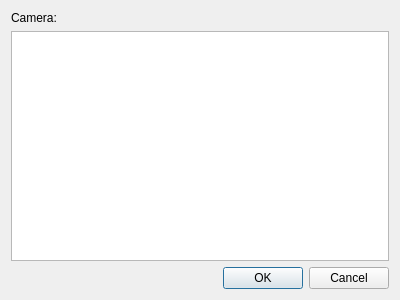
Above: client/src/ui/dialogs/camera_diagnostics_dialog.ui from networkoptix/nx_open before the change. Below: the same form after it.
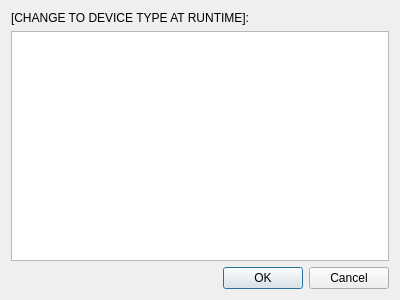
That is the form after the change.

Commit message:
VMS-632: Update all "camera" strings to IO MOdule where possible
camera diagnostics ui, retranslateUi virtual func added

<==== Mercurial data ====>
Branch: x_VMS-632_device_strings

The edit to the form file:
```diff
--- a/client/src/ui/dialogs/camera_diagnostics_dialog.ui
+++ b/client/src/ui/dialogs/camera_diagnostics_dialog.ui
@@ -17,7 +17,7 @@
    <item>
     <widget class="QLabel" name="titleLabel">
      <property name="text">
-      <string>Camera:</string>
+      <string notr="true">[CHANGE TO DEVICE TYPE AT RUNTIME]:</string>
      </property>
     </widget>
    </item>
```
The commit also changes 6 other files.
